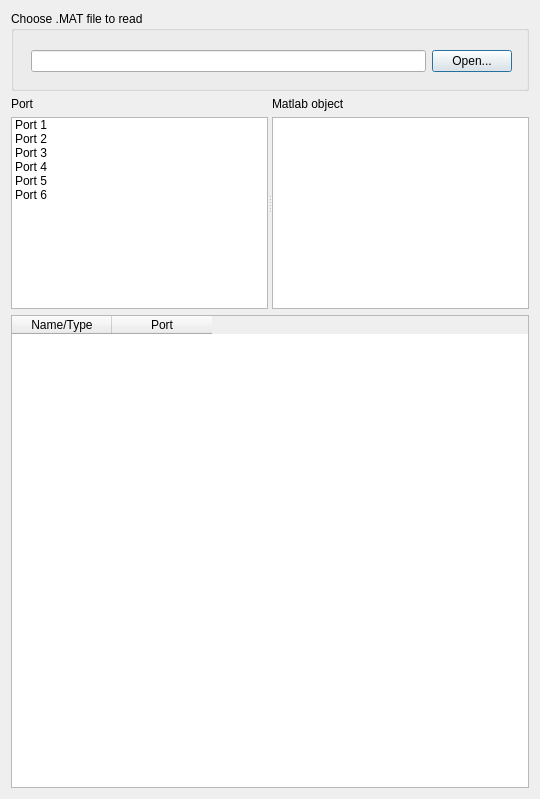
SCIInstitute/SCIRun, file src/Interface/Modules/Matlab/ImportFieldsFromMatlab.ui: the form before one commit.
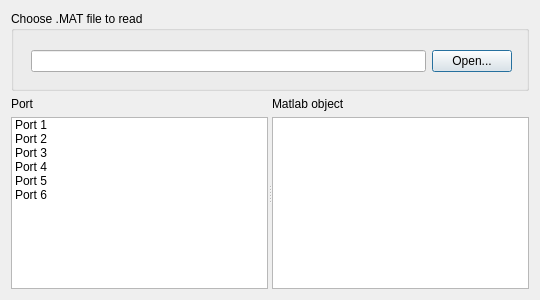
The form after the commit.

```diff
--- a/src/Interface/Modules/Matlab/ImportFieldsFromMatlab.ui
+++ b/src/Interface/Modules/Matlab/ImportFieldsFromMatlab.ui
@@ -7,7 +7,7 @@
     <x>0</x>
     <y>0</y>
     <width>540</width>
-    <height>799</height>
+    <height>300</height>
    </rect>
   </property>
   <property name="minimumSize">
@@ -140,20 +140,6 @@
      </widget>
     </widget>
    </item>
-   <item>
-    <widget class="QTableWidget" name="tableWidget">
-     <column>
-      <property name="text">
-       <string>Name/Type</string>
-      </property>
-     </column>
-     <column>
-      <property name="text">
-       <string>Port</string>
-      </property>
-     </column>
-    </widget>
-   </item>
   </layout>
  </widget>
  <resources/>
```
